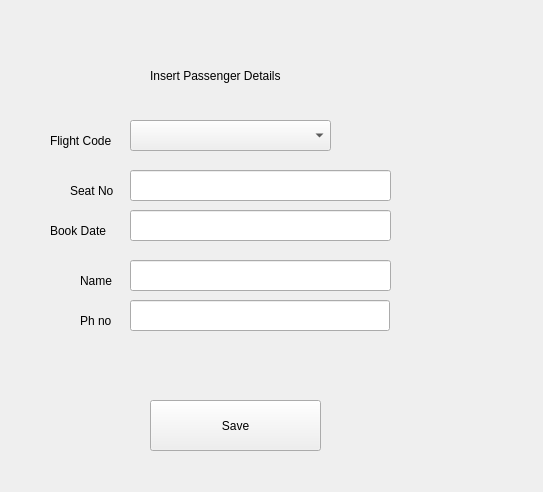
Before: the Qt Designer form SQL_PROJECT/savePASSENGER.ui in mayank3135432/recreational-programming-stuff, drawn with Qt 5.
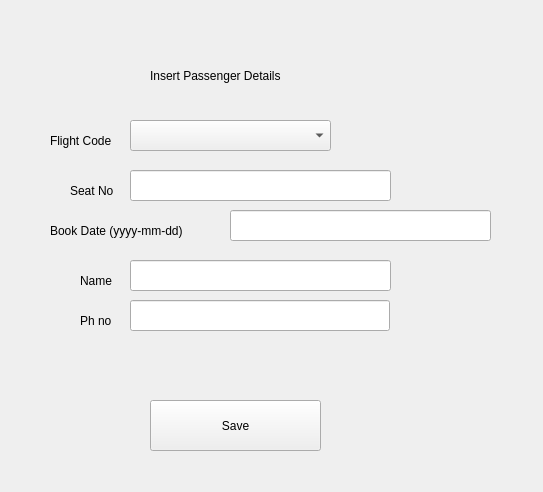
After: the same form once the commit is applied.

Diff of the .ui file:
```diff
--- a/SQL_PROJECT/savePASSENGER.ui
+++ b/SQL_PROJECT/savePASSENGER.ui
@@ -79,7 +79,7 @@
     <rect>
      <x>50</x>
      <y>220</y>
-     <width>91</width>
+     <width>191</width>
      <height>21</height>
     </rect>
    </property>
@@ -87,7 +87,7 @@
     <string notr="true">font: 12pt &quot;MS Shell Dlg 2&quot;;</string>
    </property>
    <property name="text">
-    <string>Book Date</string>
+    <string>Book Date (yyyy-mm-dd)</string>
    </property>
   </widget>
   <widget class="QLabel" name="label_7">
@@ -180,7 +180,7 @@
   <widget class="QLineEdit" name="tb2">
    <property name="geometry">
     <rect>
-     <x>130</x>
+     <x>230</x>
      <y>210</y>
      <width>261</width>
      <height>31</height>
```
